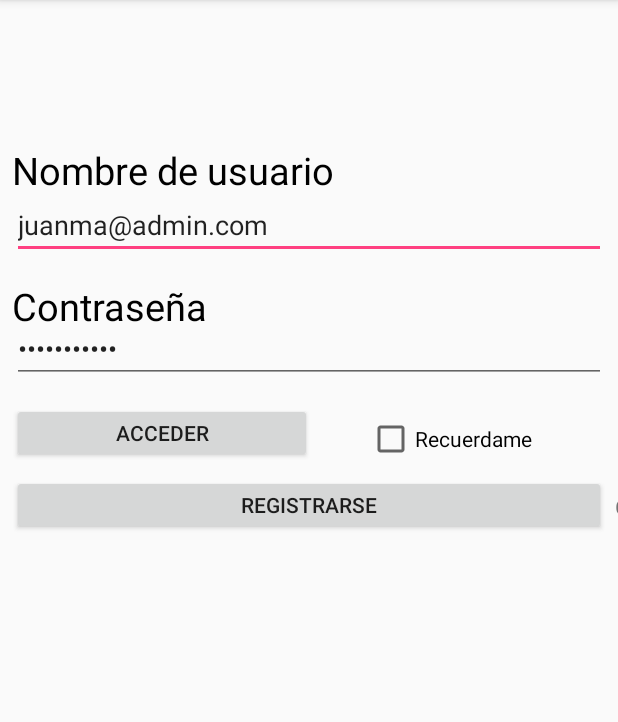
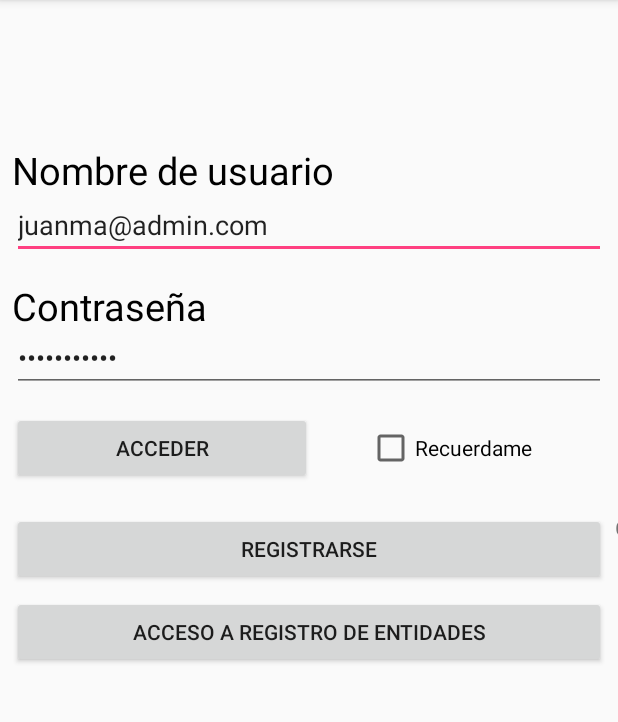
Before and after one commit to jmhidalgon/Smart-Accesibility-City-App, an Android app: the screen it shows after launch (LoginActivity), on a phone screen of 412 x 824 dp, the part 84-806 px from its top. Run offline under Robolectric (Android 15) with nearby library versions, the phone set to English and light mode, and no system bars.

Commit message:
Incluido registros de entidades

```diff
--- a/Smart Accesibility City App/app/src/main/java/sacapp/android/jmhidalgo/smartaccesibilitycityapp/accessdb/service/EntityService.java
+++ b/Smart Accesibility City App/app/src/main/java/sacapp/android/jmhidalgo/smartaccesibilitycityapp/accessdb/service/EntityService.java
@@ -13,5 +13,5 @@ public interface EntityService {
     Call<Entity> login(@Header("email") String email, @Header("pass") String pass);
 
     @POST("registro-entidad")
-    Call<Entity> register(@Body User user);
+    Call<Entity> register(@Body Entity entity);
 }
--- a/Smart Accesibility City App/app/src/main/java/sacapp/android/jmhidalgo/smartaccesibilitycityapp/activitiy/LoginActivity.java
+++ b/Smart Accesibility City App/app/src/main/java/sacapp/android/jmhidalgo/smartaccesibilitycityapp/activitiy/LoginActivity.java
@@ -3,6 +3,7 @@ package sacapp.android.jmhidalgo.smartaccesibilitycityapp.activitiy;
 import android.content.Intent;
 import android.support.v7.app.AppCompatActivity;
 import android.os.Bundle;
+import android.util.Log;
 import android.view.View;
 import android.widget.Button;
 import android.widget.CheckBox;
@@ -29,6 +30,7 @@ public class LoginActivity extends AppCompatActivity {
 
     private Button buttonAccess;
     private Button buttonNewUser;
+    private Button buttonNewEntity;
 
     private CheckBox checkBoxRememberme;
 
@@ -49,8 +51,9 @@ public class LoginActivity extends AppCompatActivity {
         editTextName.setText("juanma@admin.com");
 
         buttonNewUser = (Button) findViewById(R.id.buttonNewUser);
+        buttonNewEntity = (Button) findViewById(R.id.buttonNewEntity);
 
-        Intent intent = getIntent();
+        final Intent intent = getIntent();
         if(intent.getStringExtra("email") != null || intent.getStringExtra("pass") != null) {
             editTextName.setText(intent.getStringExtra("email"));
             editTextPass.setText(intent.getStringExtra("pass"));
@@ -114,8 +117,16 @@ public class LoginActivity extends AppCompatActivity {
         buttonNewUser.setOnClickListener(new View.OnClickListener() {
             @Override
             public void onClick(View view) {
-                Intent intentNewUser = new Intent(LoginActivity.this, RegisterActivity.class);
+                Intent intentNewUser = new Intent(LoginActivity.this, UserRegisterActivity.class);
                 startActivity(intentNewUser);
+            }
+        });
+
+        buttonNewEntity.setOnClickListener(new View.OnClickListener() {
+            @Override
+            public void onClick(View view) {
+                Intent intentNewEntity = new Intent(LoginActivity.this, EntityRegisterActivity.class);
+                startActivity(intentNewEntity);
             }
         });
     }
--- a/Smart Accesibility City App/app/src/main/res/layout/activity_login.xml
+++ b/Smart Accesibility City App/app/src/main/res/layout/activity_login.xml
@@ -8,7 +8,7 @@
 
     <EditText
         android:id="@+id/editTextName"
-        android:layout_width="match_parent"
+        android:layout_width="0dp"
         android:layout_height="40dp"
         android:layout_marginLeft="8dp"
         android:layout_marginRight="8dp"
@@ -19,20 +19,23 @@
         android:inputType="textPersonName"
         app:layout_constraintLeft_toLeftOf="parent"
         app:layout_constraintRight_toRightOf="parent"
-        app:layout_constraintTop_toBottomOf="@+id/textViewName" />
+        app:layout_constraintTop_toBottomOf="@+id/textViewName"
+        android:layout_marginStart="8dp"
+        android:layout_marginEnd="8dp"/>
 
     <EditText
         android:id="@+id/editTextPass"
-        android:layout_width="match_parent"
+        android:layout_width="0dp"
         android:layout_height="40dp"
         android:layout_marginLeft="8dp"
         android:layout_marginRight="8dp"
-        android:layout_marginTop="-6dp"
         android:ems="10"
         android:inputType="textPassword"
         app:layout_constraintLeft_toLeftOf="parent"
         app:layout_constraintRight_toRightOf="parent"
-        app:layout_constraintTop_toBottomOf="@+id/textViewPass" />
+        app:layout_constraintTop_toBottomOf="@+id/textViewPass"
+        android:layout_marginStart="8dp"
+        android:layout_marginEnd="8dp"/>
 
     <TextView
         android:id="@+id/textViewName"
@@ -47,7 +50,9 @@
         app:layout_constraintHorizontal_bias="0.0"
         app:layout_constraintLeft_toLeftOf="parent"
         app:layout_constraintRight_toRightOf="parent"
-        app:layout_constraintTop_toTopOf="parent" />
+        app:layout_constraintTop_toTopOf="parent"
+        android:layout_marginStart="8dp"
+        android:layout_marginEnd="8dp"/>
 
     <TextView
         android:id="@+id/textViewPass"
@@ -62,12 +67,14 @@
         app:layout_constraintHorizontal_bias="0.0"
         app:layout_constraintLeft_toLeftOf="parent"
         app:layout_constraintRight_toRightOf="parent"
-        app:layout_constraintTop_toBottomOf="@+id/editTextName" />
+        app:layout_constraintTop_toBottomOf="@+id/editTextName"
+        android:layout_marginStart="8dp"
+        android:layout_marginEnd="8dp"/>
 
     <Button
         android:id="@+id/buttonAccess"
         android:layout_width="200dp"
-        android:layout_height="40dp"
+        android:layout_height="48dp"
         android:layout_marginLeft="8dp"
         android:layout_marginRight="8dp"
         android:layout_marginTop="13dp"
@@ -75,7 +82,9 @@
         app:layout_constraintHorizontal_bias="0.0"
         app:layout_constraintLeft_toLeftOf="parent"
         app:layout_constraintRight_toRightOf="parent"
-        app:layout_constraintTop_toBottomOf="@+id/editTextPass" />
+        app:layout_constraintTop_toBottomOf="@+id/editTextPass"
+        android:layout_marginStart="8dp"
+        android:layout_marginEnd="8dp"/>
 
     <TextView
         android:id="@+id/textView4"
@@ -85,7 +94,8 @@
         android:layout_marginTop="19dp"
         app:layout_constraintTop_toBottomOf="@+id/buttonAccess"
         app:layout_constraintLeft_toRightOf="@+id/checkBoxRemenberme"
-        android:layout_marginLeft="55dp" />
+        android:layout_marginLeft="55dp"
+        android:layout_marginStart="55dp"/>
 
     <CheckBox
         android:id="@+id/checkBoxRemenberme"
@@ -98,12 +108,14 @@
         app:layout_constraintHorizontal_bias="0.366"
         app:layout_constraintLeft_toRightOf="@+id/buttonAccess"
         android:layout_marginTop="21dp"
-        app:layout_constraintTop_toBottomOf="@+id/editTextPass" />
+        app:layout_constraintTop_toBottomOf="@+id/editTextPass"
+        android:layout_marginStart="8dp"
+        android:layout_marginEnd="8dp"/>
 
     <Button
         android:id="@+id/buttonNewUser"
-        android:layout_width="match_parent"
-        android:layout_height="40dp"
+        android:layout_width="0dp"
+        android:layout_height="48dp"
         android:layout_marginBottom="8dp"
         android:layout_marginLeft="8dp"
         android:layout_marginRight="8dp"
@@ -113,6 +125,21 @@
         app:layout_constraintLeft_toLeftOf="parent"
         app:layout_constraintRight_toRightOf="parent"
         app:layout_constraintTop_toBottomOf="@+id/checkBoxRemenberme"
-        app:layout_constraintVertical_bias="0.0" />
+        app:layout_constraintVertical_bias="0.049"
+        android:layout_marginStart="8dp"
+        android:layout_marginEnd="8dp"
+        app:layout_constraintHorizontal_bias="0.0"/>
+
+    <Button
+        android:id="@+id/buttonNewEntity"
+        android:layout_width="0dp"
+        android:layout_height="48dp"
+        android:layout_marginLeft="8dp"
+        android:layout_marginRight="8dp"
+        android:layout_marginTop="7dp"
+        android:text="Acceso a registro de entidades"
+        app:layout_constraintLeft_toLeftOf="parent"
+        app:layout_constraintRight_toRightOf="parent"
+        app:layout_constraintTop_toBottomOf="@+id/buttonNewUser"/>
 
 </android.support.constraint.ConstraintLayout>
```
Also changed, not shown: Smart Accesibility City App/app/src/main/AndroidManifest.xml (+15 -13 lines), Smart Accesibility City App/app/src/main/java/sacapp/android/jmhidalgo/smartaccesibilitycityapp/activitiy/EntityRegisterActivity.java (added, +219 -0 lines), Smart Accesibility City App/app/src/main/java/sacapp/android/jmhidalgo/smartaccesibilitycityapp/activitiy/ExplorerActivity.java (+1 -6 lines), Smart Accesibility City App/app/src/main/java/sacapp/android/jmhidalgo/smartaccesibilitycityapp/activitiy/UserRegisterActivity.java (renamed from Smart Accesibility City App/app/src/main/java/sacapp/android/jmhidalgo/smartaccesibilitycityapp/activitiy/RegisterActivity.java, +7 -7 lines), Smart Accesibility City App/app/src/main/java/sacapp/android/jmhidalgo/smartaccesibilitycityapp/model/Entity.java (+7 -7 lines), Smart Accesibility City App/app/src/main/res/layout/activity_entity_register.xml (renamed from Smart Accesibility City App/app/src/main/res/layout/activity_register.xml, +64 -42 lines), Smart Accesibility City App/app/src/main/res/layout/activity_user_register.xml (added, +139 -0 lines), 223 other files.
